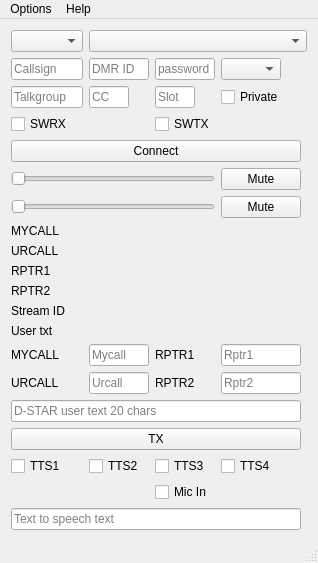
First picture: the form in dudestar.ui, repository ea5gvk/nostar-dudestar, before the edit.
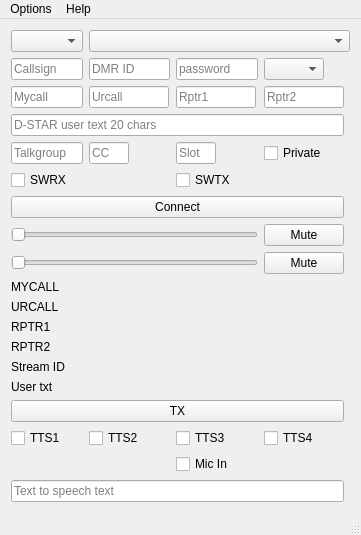
Second picture: the form after the edit. Icons and pictures are not drawn.

Commit message: Rearrange some UI elements

The edit to the form file:
```diff
--- a/dudestar.ui
+++ b/dudestar.ui
@@ -6,8 +6,8 @@
    <rect>
     <x>0</x>
     <y>0</y>
-    <width>318</width>
-    <height>522</height>
+    <width>361</width>
+    <height>495</height>
    </rect>
   </property>
   <property name="windowTitle">
@@ -19,7 +19,55 @@
   </property>
   <widget class="QWidget" name="centralWidget">
    <layout class="QGridLayout" name="gridLayout_2">
-    <item row="3" column="3">
+    <item row="5" column="0">
+     <widget class="QLineEdit" name="dmrtgEdit">
+      <property name="sizePolicy">
+       <sizepolicy hsizetype="Preferred" vsizetype="Fixed">
+        <horstretch>0</horstretch>
+        <verstretch>0</verstretch>
+       </sizepolicy>
+      </property>
+      <property name="maximumSize">
+       <size>
+        <width>80</width>
+        <height>16777215</height>
+       </size>
+      </property>
+      <property name="toolTip">
+       <string>Enter Talkgroup</string>
+      </property>
+      <property name="placeholderText">
+       <string>Talkgroup</string>
+      </property>
+     </widget>
+    </item>
+    <item row="14" column="1" colspan="3">
+     <widget class="QLabel" name="streamid">
+      <property name="sizePolicy">
+       <sizepolicy hsizetype="Preferred" vsizetype="Fixed">
+        <horstretch>0</horstretch>
+        <verstretch>0</verstretch>
+       </sizepolicy>
+      </property>
+      <property name="text">
+       <string/>
+      </property>
+     </widget>
+    </item>
+    <item row="2" column="1">
+     <widget class="QLineEdit" name="dmridEdit">
+      <property name="toolTip">
+       <string>Enter DMR ID</string>
+      </property>
+      <property name="echoMode">
+       <enum>QLineEdit::Normal</enum>
+      </property>
+      <property name="placeholderText">
+       <string>DMR ID</string>
+      </property>
+     </widget>
+    </item>
+    <item row="5" column="3">
      <widget class="QCheckBox" name="checkBoxDMRPC">
       <property name="toolTip">
        <string>Select for DMR private call, i.e. when using parrot</string>
@@ -29,7 +77,145 @@
       </property>
      </widget>
     </item>
-    <item row="3" column="1">
+    <item row="20" column="2">
+     <widget class="QCheckBox" name="checkBoxTTSOff">
+      <property name="text">
+       <string>Mic In</string>
+      </property>
+     </widget>
+    </item>
+    <item row="13" column="1" colspan="3">
+     <widget class="QLabel" name="rptr2">
+      <property name="sizePolicy">
+       <sizepolicy hsizetype="Preferred" vsizetype="Fixed">
+        <horstretch>0</horstretch>
+        <verstretch>0</verstretch>
+       </sizepolicy>
+      </property>
+      <property name="text">
+       <string/>
+      </property>
+     </widget>
+    </item>
+    <item row="15" column="0">
+     <widget class="QLabel" name="label_6">
+      <property name="sizePolicy">
+       <sizepolicy hsizetype="Preferred" vsizetype="Fixed">
+        <horstretch>0</horstretch>
+        <verstretch>0</verstretch>
+       </sizepolicy>
+      </property>
+      <property name="maximumSize">
+       <size>
+        <width>80</width>
+        <height>16777215</height>
+       </size>
+      </property>
+      <property name="text">
+       <string>User txt</string>
+      </property>
+     </widget>
+    </item>
+    <item row="2" column="2">
+     <widget class="QLineEdit" name="dmrpwEdit">
+      <property name="toolTip">
+       <string>Enter DMR password (optional)</string>
+      </property>
+      <property name="echoMode">
+       <enum>QLineEdit::Password</enum>
+      </property>
+      <property name="placeholderText">
+       <string>password</string>
+      </property>
+     </widget>
+    </item>
+    <item row="3" column="2">
+     <widget class="QLineEdit" name="rptr1Edit">
+      <property name="sizePolicy">
+       <sizepolicy hsizetype="Preferred" vsizetype="Fixed">
+        <horstretch>0</horstretch>
+        <verstretch>0</verstretch>
+       </sizepolicy>
+      </property>
+      <property name="maximumSize">
+       <size>
+        <width>80</width>
+        <height>16777215</height>
+       </size>
+      </property>
+      <property name="placeholderText">
+       <string>Rptr1</string>
+      </property>
+     </widget>
+    </item>
+    <item row="18" column="0" colspan="4">
+     <widget class="QPushButton" name="txButton">
+      <property name="sizePolicy">
+       <sizepolicy hsizetype="Expanding" vsizetype="Fixed">
+        <horstretch>0</horstretch>
+        <verstretch>0</verstretch>
+       </sizepolicy>
+      </property>
+      <property name="maximumSize">
+       <size>
+        <width>600</width>
+        <height>16777215</height>
+       </size>
+      </property>
+      <property name="text">
+       <string>TX</string>
+      </property>
+     </widget>
+    </item>
+    <item row="11" column="1" colspan="3">
+     <widget class="QLabel" name="urcall">
+      <property name="sizePolicy">
+       <sizepolicy hsizetype="Preferred" vsizetype="Fixed">
+        <horstretch>0</horstretch>
+        <verstretch>0</verstretch>
+       </sizepolicy>
+      </property>
+      <property name="text">
+       <string/>
+      </property>
+     </widget>
+    </item>
+    <item row="6" column="0">
+     <widget class="QCheckBox" name="checkBoxSWRX">
+      <property name="sizePolicy">
+       <sizepolicy hsizetype="Preferred" vsizetype="Fixed">
+        <horstretch>0</horstretch>
+        <verstretch>0</verstretch>
+       </sizepolicy>
+      </property>
+      <property name="toolTip">
+       <string>Use software decoding</string>
+      </property>
+      <property name="text">
+       <string>SWRX</string>
+      </property>
+     </widget>
+    </item>
+    <item row="11" column="0">
+     <widget class="QLabel" name="label_2">
+      <property name="sizePolicy">
+       <sizepolicy hsizetype="Preferred" vsizetype="Fixed">
+        <horstretch>0</horstretch>
+        <verstretch>0</verstretch>
+       </sizepolicy>
+      </property>
+      <property name="maximumSize">
+       <size>
+        <width>80</width>
+        <height>16777215</height>
+       </size>
+      </property>
+      <property name="text">
+       <string>URCALL</string>
+      </property>
+     </widget>
+    </item>
+    <item row="5" column="1">
      <widget class="QLineEdit" name="dmrccEdit">
       <property name="sizePolicy">
        <sizepolicy hsizetype="Preferred" vsizetype="Fixed">
@@ -51,46 +237,87 @@
       </property>
      </widget>
     </item>
-    <item row="8" column="0">
-     <widget class="QLabel" name="label_1">
-      <property name="sizePolicy">
-       <sizepolicy hsizetype="Preferred" vsizetype="Fixed">
-        <horstretch>0</horstretch>
-        <verstretch>0</verstretch>
-       </sizepolicy>
-      </property>
-      <property name="maximumSize">
-       <size>
-        <width>80</width>
-        <height>16777215</height>
-       </size>
-      </property>
+    <item row="19" column="1">
+     <widget class="QCheckBox" name="checkBoxRms">
       <property name="text">
-       <string>MYCALL</string>
+       <string>TTS2</string>
       </property>
      </widget>
     </item>
-    <item row="19" column="3">
-     <widget class="QCheckBox" name="checkBoxSlt">
-      <property name="text">
-       <string>TTS4</string>
-      </property>
-     </widget>
-    </item>
-    <item row="6" column="3">
-     <widget class="QPushButton" name="muteButton">
+    <item row="9" column="3">
+     <widget class="QPushButton" name="inmuteButton">
       <property name="toolTip">
-       <string>Mute output</string>
+       <string>Mute input</string>
       </property>
       <property name="text">
        <string>Mute</string>
       </property>
      </widget>
     </item>
-    <item row="19" column="0">
-     <widget class="QCheckBox" name="checkBoxKal">
+    <item row="7" column="0" colspan="4">
+     <widget class="QPushButton" name="connectButton">
+      <property name="sizePolicy">
+       <sizepolicy hsizetype="Preferred" vsizetype="Fixed">
+        <horstretch>0</horstretch>
+        <verstretch>0</verstretch>
+       </sizepolicy>
+      </property>
+      <property name="toolTip">
+       <string>Connect to reflector / repeater / server</string>
+      </property>
       <property name="text">
-       <string>TTS1</string>
+       <string>Connect</string>
+      </property>
+     </widget>
+    </item>
+    <item row="3" column="3">
+     <widget class="QLineEdit" name="rptr2Edit">
+      <property name="sizePolicy">
+       <sizepolicy hsizetype="Preferred" vsizetype="Fixed">
+        <horstretch>0</horstretch>
+        <verstretch>0</verstretch>
+       </sizepolicy>
+      </property>
+      <property name="maximumSize">
+       <size>
+        <width>80</width>
+        <height>16777215</height>
+       </size>
+      </property>
+      <property name="placeholderText">
+       <string>Rptr2</string>
+      </property>
+     </widget>
+    </item>
+    <item row="15" column="1" colspan="3">
+     <widget class="QLabel" name="usertxt">
+      <property name="sizePolicy">
+       <sizepolicy hsizetype="Preferred" vsizetype="Fixed">
+        <horstretch>0</horstretch>
+        <verstretch>0</verstretch>
+       </sizepolicy>
+      </property>
+      <property name="text">
+       <string/>
+      </property>
+     </widget>
+    </item>
+    <item row="13" column="0">
+     <widget class="QLabel" name="label_4">
+      <property name="sizePolicy">
+       <sizepolicy hsizetype="Preferred" vsizetype="Fixed">
+        <horstretch>0</horstretch>
+        <verstretch>0</verstretch>
+       </sizepolicy>
+      </property>
+      <property name="maximumSize">
+       <size>
+        <width>80</width>
+        <height>16777215</height>
+       </size>
+      </property>
+      <property name="text">
+       <string>RPTR2</string>
       </property>
      </widget>
     </item>
@@ -116,17 +343,107 @@
       </property>
      </widget>
     </item>
-    <item row="6" column="0" colspan="3">
-     <widget class="QSlider" name="volumeSlider">
+    <item row="6" column="2">
+     <widget class="QCheckBox" name="checkBoxSWTX">
+      <property name="sizePolicy">
+       <sizepolicy hsizetype="Preferred" vsizetype="Fixed">
+        <horstretch>0</horstretch>
+        <verstretch>0</verstretch>
+       </sizepolicy>
+      </property>
       <property name="toolTip">
-       <string>Output volume</string>
+       <string>Use software encoding</string>
+      </property>
+      <property name="text">
+       <string>SWTX</string>
+      </property>
+     </widget>
+    </item>
+    <item row="3" column="0">
+     <widget class="QLineEdit" name="mycallEdit">
+      <property name="sizePolicy">
+       <sizepolicy hsizetype="Preferred" vsizetype="Fixed">
+        <horstretch>0</horstretch>
+        <verstretch>0</verstretch>
+       </sizepolicy>
+      </property>
+      <property name="maximumSize">
+       <size>
+        <width>80</width>
+        <height>16777215</height>
+       </size>
+      </property>
+      <property name="placeholderText">
+       <string>Mycall</string>
+      </property>
+     </widget>
+    </item>
+    <item row="19" column="0">
+     <widget class="QCheckBox" name="checkBoxKal">
+      <property name="text">
+       <string>TTS1</string>
+      </property>
+     </widget>
+    </item>
+    <item row="9" column="0" colspan="3">
+     <widget class="QSlider" name="involSlider">
+      <property name="toolTip">
+       <string>Input volume</string>
       </property>
       <property name="orientation">
        <enum>Qt::Horizontal</enum>
       </property>
      </widget>
     </item>
+    <item row="2" column="3">
+     <widget class="QComboBox" name="comboMod">
+      <property name="sizePolicy">
+       <sizepolicy hsizetype="Preferred" vsizetype="Fixed">
+        <horstretch>0</horstretch>
+        <verstretch>0</verstretch>
+       </sizepolicy>
+      </property>
+      <property name="maximumSize">
+       <size>
+        <width>60</width>
+        <height>16777215</height>
+       </size>
+      </property>
+      <property name="toolTip">
+       <string>Select D-Star module</string>
+      </property>
+     </widget>
+    </item>
+    <item row="8" column="3">
+     <widget class="QPushButton" name="muteButton">
+      <property name="toolTip">
+       <string>Mute output</string>
+      </property>
+      <property name="text">
+       <string>Mute</string>
+      </property>
+     </widget>
+    </item>
     <item row="10" column="0">
+     <widget class="QLabel" name="label_1">
+      <property name="sizePolicy">
+       <sizepolicy hsizetype="Preferred" vsizetype="Fixed">
+        <horstretch>0</horstretch>
+        <verstretch>0</verstretch>
+       </sizepolicy>
+      </property>
+      <property name="maximumSize">
+       <size>
+        <width>80</width>
+        <height>16777215</height>
+       </size>
+      </property>
+      <property name="text">
+       <string>MYCALL</string>
+      </property>
+     </widget>
+    </item>
+    <item row="12" column="0">
      <widget class="QLabel" name="label_3">
       <property name="sizePolicy">
        <sizepolicy hsizetype="Preferred" vsizetype="Fixed">
@@ -152,89 +469,25 @@
       </property>
      </widget>
     </item>
-    <item row="19" column="1">
-     <widget class="QCheckBox" name="checkBoxRms">
+    <item row="19" column="3">
+     <widget class="QCheckBox" name="checkBoxSlt">
       <property name="text">
-       <string>TTS2</string>
+       <string>TTS4</string>
       </property>
      </widget>
     </item>
-    <item row="17" column="0" colspan="4">
-     <widget class="QLineEdit" name="usertxtEdit">
-      <property name="sizePolicy">
-       <sizepolicy hsizetype="Preferred" vsizetype="Fixed">
-        <horstretch>0</horstretch>
-        <verstretch>0</verstretch>
-       </sizepolicy>
-      </property>
-      <property name="placeholderText">
-       <string>D-STAR user text 20 chars</string>
-      </property>
-     </widget>
-    </item>
-    <item row="2" column="2">
-     <widget class="QLineEdit" name="dmrpwEdit">
+    <item row="8" column="0" colspan="3">
+     <widget class="QSlider" name="volumeSlider">
       <property name="toolTip">
-       <string>Enter DMR password (optional)</string>
+       <string>Output volume</string>
       </property>
-      <property name="echoMode">
-       <enum>QLineEdit::Password</enum>
-      </property>
-      <property name="placeholderText">
-       <string>password</string>
-      </property>
-     </widget>
-    </item>
-    <item row="4" column="0">
-     <widget class="QCheckBox" name="checkBoxSWRX">
-      <property name="sizePolicy">
-       <sizepolicy hsizetype="Preferred" vsizetype="Fixed">
-        <horstretch>0</horstretch>
-        <verstretch>0</verstretch>
-       </sizepolicy>
-      </property>
-      <property name="toolTip">
-       <string>Use software decoding</string>
-      </property>
-      <property name="text">
-       <string>SWRX</string>
-      </property>
-     </widget>
-    </item>
-    <item row="0" column="1" colspan="4">
-     <widget class="QComboBox" name="hostCombo">
-      <property name="sizePolicy">
-       <sizepolicy hsizetype="Preferred" vsizetype="Fixed">
-        <horstretch>0</horstretch>
-        <verstretch>0</verstretch>
-       </sizepolicy>
-      </property>
-      <property name="toolTip">
-       <string>Select Refector / Repeater / Server</string>
-      </property>
-     </widget>
-    </item>
-    <item row="14" column="1">
-     <widget class="QLineEdit" name="mycallEdit">
-      <property name="sizePolicy">
-       <sizepolicy hsizetype="Preferred" vsizetype="Fixed">
-        <horstretch>0</horstretch>
-        <verstretch>0</verstretch>
-       </sizepolicy>
-      </property>
-      <property name="maximumSize">
-       <size>
-        <width>80</width>
-        <height>16777215</height>
-       </size>
-      </property>
-      <property name="placeholderText">
-       <string>Mycall</string>
+      <property name="orientation">
+       <enum>Qt::Horizontal</enum>
       </property>
      </widget>
     </item>
     <item row="14" column="0">
-     <widget class="QLabel" name="label_mycall">
+     <widget class="QLabel" name="label_5">
       <property name="sizePolicy">
        <sizepolicy hsizetype="Preferred" vsizetype="Fixed">
         <horstretch>0</horstretch>
@@ -248,103 +501,36 @@
        </size>
       </property>
       <property name="text">
-       <string>MYCALL</string>
+       <string>Stream ID</string>
       </property>
      </widget>
     </item>
-    <item row="16" column="2">
-     <widget class="QLabel" name="label_rptr2">
+    <item row="12" column="1" colspan="3">
+     <widget class="QLabel" name="rptr1">
       <property name="sizePolicy">
        <sizepolicy hsizetype="Preferred" vsizetype="Fixed">
         <horstretch>0</horstretch>
         <verstretch>0</verstretch>
        </sizepolicy>
       </property>
-      <property name="maximumSize">
-       <size>
-        <width>80</width>
-        <height>16777215</height>
-       </size>
-      </property>
       <property name="text">
-       <string>RPTR2</string>
+       <string/>
       </property>
      </widget>
     </item>
-    <item row="7" column="0" colspan="3">
-     <widget class="QSlider" name="involSlider">
-      <property name="toolTip">
-       <string>Input volume</string>
-      </property>
-      <property name="orientation">
-       <enum>Qt::Horizontal</enum>
-      </property>
-     </widget>
-    </item>
-    <item row="5" column="0" colspan="4">
-     <widget class="QPushButton" name="connectButton">
-      <property name="sizePolicy">
-       <sizepolicy hsizetype="Preferred" vsizetype="Fixed">
-        <horstretch>0</horstretch>
-        <verstretch>0</verstretch>
-       </sizepolicy>
-      </property>
-      <property name="toolTip">
-       <string>Connect to reflector / repeater / server</string>
-      </property>
-      <property name="text">
-       <string>Connect</string>
-      </property>
-     </widget>
-    </item>
-    <item row="22" column="0" colspan="4">
-     <widget class="QLineEdit" name="TTSEdit">
-      <property name="sizePolicy">
-       <sizepolicy hsizetype="Preferred" vsizetype="Fixed">
-        <horstretch>0</horstretch>
-        <verstretch>0</verstretch>
-       </sizepolicy>
-      </property>
-      <property name="placeholderText">
-       <string>Text to speech text</string>
-      </property>
-     </widget>
-    </item>
-    <item row="16" column="0">
-     <widget class="QLabel" name="label_urcall">
-      <property name="sizePolicy">
-       <sizepolicy hsizetype="Preferred" vsizetype="Fixed">
-        <horstretch>0</horstretch>
-        <verstretch>0</verstretch>
-       </sizepolicy>
-      </property>
+    <item row="5" column="2">
+     <widget class="QLineEdit" name="dmrslotEdit">
       <property name="maximumSize">
        <size>
-        <width>80</width>
+        <width>40</width>
         <height>16777215</height>
        </size>
       </property>
-      <property name="text">
-       <string>URCALL</string>
+      <property name="toolTip">
+       <string>Enter DMR slot (optional, default = 2)</string>
       </property>
-     </widget>
-    </item>
-    <item row="14" column="3">
-     <widget class="QLineEdit" name="rptr1Edit">
-      <property name="sizePolicy">
-       <sizepolicy hsizetype="Preferred" vsizetype="Fixed">
-        <horstretch>0</horstretch>
-        <verstretch>0</verstretch>
-       </sizepolicy>
-      </property>
-      <property name="maximumSize">
-       <size>
-        <width>80</width>
-        <height>16777215</height>
-       </size>
-      </property>
       <property name="placeholderText">
-       <string>Rptr1</string>
+       <string>Slot</string>
       </property>
      </widget>
     </item>
@@ -371,327 +557,7 @@
       </item>
      </layout>
     </item>
-    <item row="9" column="0">
-     <widget class="QLabel" name="label_2">
-      <property name="sizePolicy">
-       <sizepolicy hsizetype="Preferred" vsizetype="Fixed">
-        <horstretch>0</horstretch>
-        <verstretch>0</verstretch>
-       </sizepolicy>
-      </property>
-      <property name="maximumSize">
-       <size>
-        <width>80</width>
-        <height>16777215</height>
-       </size>
-      </property>
-      <property name="text">
-       <string>URCALL</string>
-      </property>
-     </widget>
-    </item>
-    <item row="3" column="0">
-     <widget class="QLineEdit" name="dmrtgEdit">
-      <property name="sizePolicy">
-       <sizepolicy hsizetype="Preferred" vsizetype="Fixed">
-        <horstretch>0</horstretch>
-        <verstretch>0</verstretch>
-       </sizepolicy>
-      </property>
-      <property name="maximumSize">
-       <size>
-        <width>80</width>
-        <height>16777215</height>
-       </size>
-      </property>
-      <property name="toolTip">
-       <string>Enter Talkgroup</string>
-      </property>
-      <property name="placeholderText">
-       <string>Talkgroup</string>
-      </property>
-     </widget>
-    </item>
-    <item row="20" column="2">
-     <widget class="QCheckBox" name="checkBoxTTSOff">
-      <property name="text">
-       <string>Mic In</string>
-      </property>
-     </widget>
-    </item>
-    <item row="16" column="3">
-     <widget class="QLineEdit" name="rptr2Edit">
-      <property name="sizePolicy">
-       <sizepolicy hsizetype="Preferred" vsizetype="Fixed">
-        <horstretch>0</horstretch>
-        <verstretch>0</verstretch>
-       </sizepolicy>
-      </property>
-      <property name="maximumSize">
-       <size>
-        <width>80</width>
-        <height>16777215</height>
-       </size>
-      </property>
-      <property name="placeholderText">
-       <string>Rptr2</string>
-      </property>
-     </widget>
-    </item>
-    <item row="2" column="3">
-     <widget class="QComboBox" name="comboMod">
-      <property name="sizePolicy">
-       <sizepolicy hsizetype="Preferred" vsizetype="Fixed">
-        <horstretch>0</horstretch>
-        <verstretch>0</verstretch>
-       </sizepolicy>
-      </property>
-      <property name="maximumSize">
-       <size>
-        <width>60</width>
-        <height>16777215</height>
-       </size>
-      </property>
-      <property name="toolTip">
-       <string>Select D-Star module</string>
-      </property>
-     </widget>
-    </item>
-    <item row="7" column="3">
-     <widget class="QPushButton" name="inmuteButton">
-      <property name="toolTip">
-       <string>Mute input</string>
-      </property>
-      <property name="text">
-       <string>Mute</string>
-      </property>
-     </widget>
-    </item>
-    <item row="14" column="2">
-     <widget class="QLabel" name="label_rptr1">
-      <property name="sizePolicy">
-       <sizepolicy hsizetype="Preferred" vsizetype="Fixed">
-        <horstretch>0</horstretch>
-        <verstretch>0</verstretch>
-       </sizepolicy>
-      </property>
-      <property name="maximumSize">
-       <size>
-        <width>80</width>
-        <height>16777215</height>
-       </size>
-      </property>
-      <property name="text">
-       <string>RPTR1</string>
-      </property>
-     </widget>
-    </item>
-    <item row="2" column="1">
-     <widget class="QLineEdit" name="dmridEdit">
-      <property name="toolTip">
-       <string>Enter DMR ID</string>
-      </property>
-      <property name="echoMode">
-       <enum>QLineEdit::Normal</enum>
-      </property>
-      <property name="placeholderText">
-       <string>DMR ID</string>
-      </property>
-     </widget>
-    </item>
-    <item row="13" column="0">
-     <widget class="QLabel" name="label_6">
-      <property name="sizePolicy">
-       <sizepolicy hsizetype="Preferred" vsizetype="Fixed">
-        <horstretch>0</horstretch>
-        <verstretch>0</verstretch>
-       </sizepolicy>
-      </property>
-      <property name="maximumSize">
-       <size>
-        <width>80</width>
-        <height>16777215</height>
-       </size>
-      </property>
-      <property name="text">
-       <string>User txt</string>
-      </property>
-     </widget>
-    </item>
-    <item row="12" column="0">
-     <widget class="QLabel" name="label_5">
-      <property name="sizePolicy">
-       <sizepolicy hsizetype="Preferred" vsizetype="Fixed">
-        <horstretch>0</horstretch>
-        <verstretch>0</verstretch>
-       </sizepolicy>
-      </property>
-      <property name="maximumSize">
-       <size>
-        <width>80</width>
-        <height>16777215</height>
-       </size>
-      </property>
-      <property name="text">
-       <string>Stream ID</string>
-      </property>
-     </widget>
-    </item>
-    <item row="4" column="2">
-     <widget class="QCheckBox" name="checkBoxSWTX">
-      <property name="sizePolicy">
-       <sizepolicy hsizetype="Preferred" vsizetype="Fixed">
-        <horstretch>0</horstretch>
-        <verstretch>0</verstretch>
-       </sizepolicy>
-      </property>
-      <property name="toolTip">
-       <string>Use software encoding</string>
-      </property>
-      <property name="text">
-       <string>SWTX</string>
-      </property>
-     </widget>
-    </item>
-    <item row="16" column="1">
-     <widget class="QLineEdit" name="urcallEdit">
-      <property name="sizePolicy">
-       <sizepolicy hsizetype="Preferred" vsizetype="Fixed">
-        <horstretch>0</horstretch>
-        <verstretch>0</verstretch>
-       </sizepolicy>
-      </property>
-      <property name="maximumSize">
-       <size>
-        <width>80</width>
-        <height>16777215</height>
-       </size>
-      </property>
-      <property name="placeholderText">
-       <string>Urcall</string>
-      </property>
-     </widget>
-    </item>
-    <item row="11" column="0">
-     <widget class="QLabel" name="label_4">
-      <property name="sizePolicy">
-       <sizepolicy hsizetype="Preferred" vsizetype="Fixed">
-        <horstretch>0</horstretch>
-        <verstretch>0</verstretch>
-       </sizepolicy>
-      </property>
-      <property name="maximumSize">
-       <size>
-        <width>80</width>
-        <height>16777215</height>
-       </size>
-      </property>
-      <property name="text">
-       <string>RPTR2</string>
-      </property>
-     </widget>
-    </item>
-    <item row="18" column="0" colspan="4">
-     <widget class="QPushButton" name="txButton">
-      <property name="sizePolicy">
-       <sizepolicy hsizetype="Expanding" vsizetype="Fixed">
-        <horstretch>0</horstretch>
-        <verstretch>0</verstretch>
-       </sizepolicy>
-      </property>
-      <property name="maximumSize">
-       <size>
-        <width>600</width>
-        <height>16777215</height>
-       </size>
-      </property>
-      <property name="text">
-       <string>TX</string>
-      </property>
-     </widget>
-    </item>
-    <item row="3" column="2">
-     <widget class="QLineEdit" name="dmrslotEdit">
-      <property name="maximumSize">
-       <size>
-        <width>40</width>
-        <height>16777215</height>
-       </size>
-      </property>
-      <property name="toolTip">
-       <string>Enter DMR slot (optional, default = 2)</string>
-      </property>
-      <property name="placeholderText">
-       <string>Slot</string>
-      </property>
-     </widget>
-    </item>
-    <item row="9" column="1" colspan="3">
-     <widget class="QLabel" name="urcall">
-      <property name="sizePolicy">
-       <sizepolicy hsizetype="Preferred" vsizetype="Fixed">
-        <horstretch>0</horstretch>
-        <verstretch>0</verstretch>
-       </sizepolicy>
-      </property>
-      <property name="text">
-       <string/>
-      </property>
-     </widget>
-    </item>
     <item row="10" column="1" colspan="3">
-     <widget class="QLabel" name="rptr1">
-      <property name="sizePolicy">
-       <sizepolicy hsizetype="Preferred" vsizetype="Fixed">
-        <horstretch>0</horstretch>
-        <verstretch>0</verstretch>
-       </sizepolicy>
-      </property>
-      <property name="text">
-       <string/>
-      </property>
-     </widget>
-    </item>
-    <item row="11" column="1" colspan="3">
-     <widget class="QLabel" name="rptr2">
-      <property name="sizePolicy">
-       <sizepolicy hsizetype="Preferred" vsizetype="Fixed">
-        <horstretch>0</horstretch>
-        <verstretch>0</verstretch>
-       </sizepolicy>
-      </property>
-      <property name="text">
-       <string/>
-      </property>
-     </widget>
-    </item>
-    <item row="12" column="1" colspan="3">
-     <widget class="QLabel" name="streamid">
-      <property name="sizePolicy">
-       <sizepolicy hsizetype="Preferred" vsizetype="Fixed">
-        <horstretch>0</horstretch>
-        <verstretch>0</verstretch>
-       </sizepolicy>
-      </property>
-      <property name="text">
-       <string/>
-      </property>
-     </widget>
-    </item>
-    <item row="13" column="1" colspan="3">
-     <widget class="QLabel" name="usertxt">
-      <property name="sizePolicy">
-       <sizepolicy hsizetype="Preferred" vsizetype="Fixed">
-        <horstretch>0</horstretch>
-        <verstretch>0</verstretch>
-       </sizepolicy>
-      </property>
-      <property name="text">
-       <string/>
-      </property>
-     </widget>
-    </item>
-    <item row="8" column="1" colspan="3">
      <widget class="QLabel" name="mycall">
       <property name="sizePolicy">
        <sizepolicy hsizetype="Preferred" vsizetype="Fixed">
@@ -704,6 +570,64 @@
       </property>
      </widget>
     </item>
+    <item row="3" column="1">
+     <widget class="QLineEdit" name="urcallEdit">
+      <property name="sizePolicy">
+       <sizepolicy hsizetype="Preferred" vsizetype="Fixed">
+        <horstretch>0</horstretch>
+        <verstretch>0</verstretch>
+       </sizepolicy>
+      </property>
+      <property name="maximumSize">
+       <size>
+        <width>80</width>
+        <height>16777215</height>
+       </size>
+      </property>
+      <property name="placeholderText">
+       <string>Urcall</string>
+      </property>
+     </widget>
+    </item>
+    <item row="22" column="0" colspan="4">
+     <widget class="QLineEdit" name="TTSEdit">
+      <property name="sizePolicy">
+       <sizepolicy hsizetype="Preferred" vsizetype="Fixed">
+        <horstretch>0</horstretch>
+        <verstretch>0</verstretch>
+       </sizepolicy>
+      </property>
+      <property name="placeholderText">
+       <string>Text to speech text</string>
+      </property>
+     </widget>
+    </item>
+    <item row="0" column="1" colspan="4">
+     <widget class="QComboBox" name="hostCombo">
+      <property name="sizePolicy">
+       <sizepolicy hsizetype="Preferred" vsizetype="Fixed">
+        <horstretch>0</horstretch>
+        <verstretch>0</verstretch>
+       </sizepolicy>
+      </property>
+      <property name="toolTip">
+       <string>Select Refector / Repeater / Server</string>
+      </property>
+     </widget>
+    </item>
+    <item row="4" column="0" colspan="4">
+     <widget class="QLineEdit" name="usertxtEdit">
+      <property name="sizePolicy">
+       <sizepolicy hsizetype="Preferred" vsizetype="Fixed">
+        <horstretch>0</horstretch>
+        <verstretch>0</verstretch>
+       </sizepolicy>
+      </property>
+      <property name="placeholderText">
+       <string>D-STAR user text 20 chars</string>
+      </property>
+     </widget>
+    </item>
    </layout>
   </widget>
   <widget class="QMenuBar" name="menuBar">
@@ -711,7 +635,7 @@
     <rect>
      <x>0</x>
      <y>0</y>
-     <width>318</width>
+     <width>361</width>
      <height>18</height>
     </rect>
    </property>
```
The commit also changes 2 other files.
